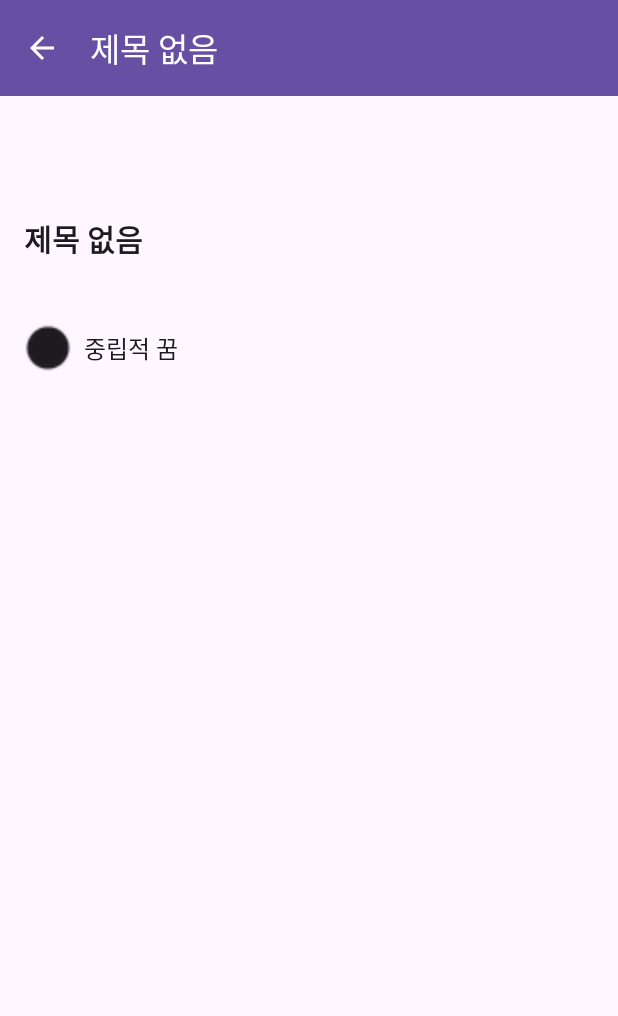
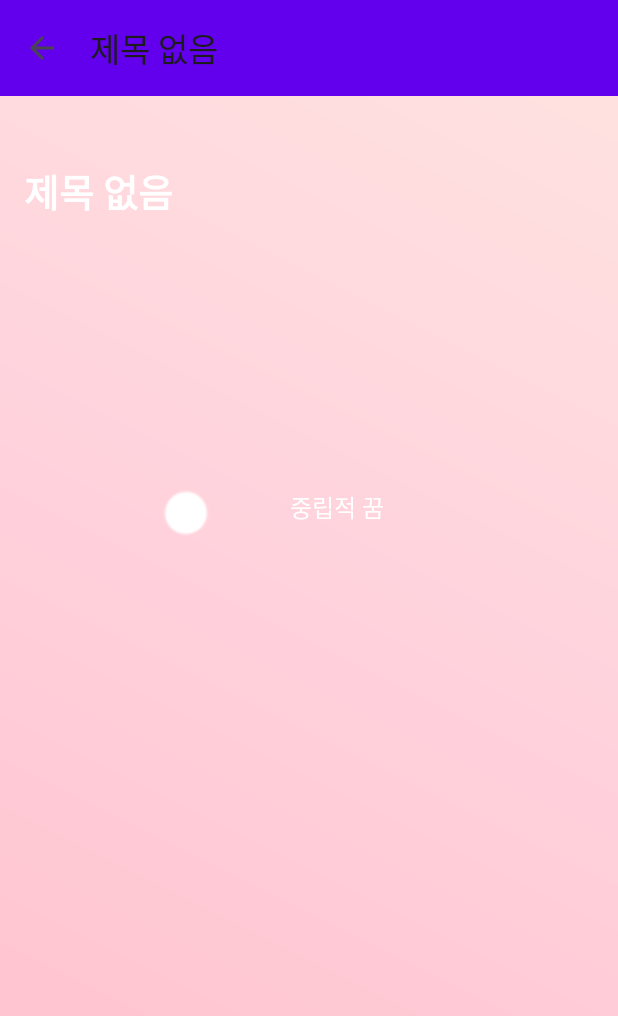
Before and after one commit to jihun4452/android_final_202010058, an Android app: the DetailActivity screen opened directly, with no data from a screen before it, on a phone screen of 412 x 824 dp. Shown: the top 1016 px of the screen. Run offline under Robolectric (Android 15) with nearby library versions, the phone set to English and light mode, and no system bars.

```diff
--- a/app/src/main/java/com/example/dreamapp/ui/DetailActivity.java
+++ b/app/src/main/java/com/example/dreamapp/ui/DetailActivity.java
@@ -64,7 +64,6 @@ public class DetailActivity extends AppCompatActivity {
 			getSupportActionBar().setTitle(title);
 		}
 
-		// 본문 및 타입 레이블 설정
 		tvDreamTitle.setText(title);
 		tvDreamContent.setText(content);
 
@@ -98,9 +97,7 @@ public class DetailActivity extends AppCompatActivity {
 		tvDreamType.setText(typeLabel);
 		ivTypeIcon.setImageResource(getIconResForType(type));
 
-		// 해몽 표시
 		if (showDesc) {
-			// 필요 시 저장된 Dream 객체 전달 또는 새로 생성
 			String explanation = DreamInterpreter.interpret(new Dream(title, content, type, true));
 			tvInterpretation.setText(explanation);
 			tvInterpretation.setVisibility(View.VISIBLE);
--- a/app/src/main/java/com/example/dreamapp/ui/MainActivity.java
+++ b/app/src/main/java/com/example/dreamapp/ui/MainActivity.java
@@ -33,7 +33,7 @@ public class MainActivity extends AppCompatActivity {
 		EdgeToEdge.enable(this);
 		setContentView(R.layout.activity_main);
 
-		ViewCompat.setOnApplyWindowInsetsListener(findViewById(R.id.main), (v, insets) -> {
+		ViewCompat.setOnApplyWindowInsetsListener(findViewById(R.id.main_constraint), (v, insets) -> {
 			Insets bars = insets.getInsets(WindowInsetsCompat.Type.systemBars());
 			v.setPadding(bars.left, bars.top, bars.right, bars.bottom);
 			return insets;
--- a/app/src/main/res/layout/activity_detail.xml
+++ b/app/src/main/res/layout/activity_detail.xml
@@ -1,95 +1,89 @@
 <?xml version="1.0" encoding="utf-8"?>
-<androidx.coordinatorlayout.widget.CoordinatorLayout
+<androidx.constraintlayout.widget.ConstraintLayout
         xmlns:android="http://schemas.android.com/apk/res/android"
         xmlns:app="http://schemas.android.com/apk/res-auto"
-        xmlns:tools="http://schemas.android.com/tools"
         android:id="@+id/detail_root"
         android:layout_width="match_parent"
         android:layout_height="match_parent"
-        tools:context=".ui.DetailActivity">
+        android:background="@drawable/bg_dream_gradient">
 
-    <com.google.android.material.appbar.AppBarLayout
-            android:id="@+id/appbar"
-            android:layout_width="match_parent"
+    <!-- 툴바 -->
+    <androidx.appcompat.widget.Toolbar
+            android:id="@+id/toolbar_detail"
+            android:layout_width="0dp"
             android:layout_height="?attr/actionBarSize"
-            android:background="?attr/colorPrimary"
-            android:theme="@style/ThemeOverlay.AppCompat.Dark.ActionBar">
-
-        <com.google.android.material.appbar.MaterialToolbar
-                android:id="@+id/toolbar_detail"
-                android:layout_width="match_parent"
-                android:layout_height="match_parent"
-                app:navigationIconTint="@android:color/white"
-                app:popupTheme="@style/ThemeOverlay.AppCompat.Light"
-                app:contentInsetStartWithNavigation="16dp"
-        />
-    </com.google.android.material.appbar.AppBarLayout>
-
-    <androidx.core.widget.NestedScrollView
-            android:layout_width="match_parent"
-            android:layout_height="match_parent"
-            app:layout_behavior="@string/appbar_scrolling_view_behavior"
-            android:padding="16dp"
-            android:clipToPadding="false"
-            android:fitsSystemWindows="true"
-            android:layout_marginTop="?attr/actionBarSize">
-
-        <LinearLayout
-                android:layout_width="match_parent"
-                android:layout_height="wrap_content"
-                android:orientation="vertical">
+            android:background="#6200EE"
+            android:titleTextColor="@android:color/white"
+            app:layout_constraintTop_toTopOf="parent"
+            app:layout_constraintStart_toStartOf="parent"
+            app:layout_constraintEnd_toEndOf="parent"/>
 
     <!-- 제목 -->
+
+    <!-- 내용 -->
+
+    <!-- 아이콘 -->
+
+    <!-- 타입 텍스트 -->
+
+    <!-- 해몽 -->
     <TextView
             android:id="@+id/tvDreamTitle"
-                    android:layout_width="match_parent"
+            android:layout_width="0dp"
             android:layout_height="wrap_content"
-                    android:textSize="20sp"
+            android:textSize="25dp"
             android:textStyle="bold"
-                    android:paddingBottom="8dp"
-                    android:textColor="?android:textColorPrimary" />
-
-            <!-- 내용 -->
+            android:textColor="@android:color/white"
+            android:paddingStart="16dp"
+            android:paddingEnd="16dp"
+            app:layout_constraintTop_toBottomOf="@id/toolbar_detail"
+            app:layout_constraintStart_toStartOf="parent"
+            app:layout_constraintEnd_toEndOf="parent"
+            app:layout_constraintHorizontal_bias="0.0" android:layout_marginTop="44dp"/>
     <TextView
             android:id="@+id/tvDreamContent"
-                    android:layout_width="match_parent"
+            android:layout_width="0dp"
             android:layout_height="wrap_content"
+            android:textSize="20dp"
+            android:textColor="@android:color/white"
+            android:paddingStart="16dp"
+            android:paddingEnd="16dp"
+            android:layout_marginTop="56dp"
+            app:layout_constraintTop_toBottomOf="@id/tvDreamTitle"
+            app:layout_constraintStart_toStartOf="parent"
+            app:layout_constraintEnd_toEndOf="parent" app:layout_constraintHorizontal_bias="0.0"/>
+    <TextView
+            android:id="@+id/tvDreamType"
+            android:layout_width="107dp"
+            android:layout_height="30dp"
             android:textSize="16sp"
-                    android:layout_marginBottom="12dp"
-                    android:textColor="?android:textColorSecondary" />
-
-            <LinearLayout
-                    android:layout_width="wrap_content"
-                    android:layout_height="wrap_content"
-                    android:orientation="horizontal"
-                    android:layout_marginBottom="12dp"
-                    android:gravity="center_vertical">
-
+            android:textColor="@android:color/white"
+            android:layout_marginStart="8dp"
+            app:layout_constraintTop_toBottomOf="@id/tvDreamContent"
+            app:layout_constraintStart_toEndOf="@id/ivTypeIcon"
+            app:layout_constraintEnd_toEndOf="parent" android:layout_marginTop="96dp"
+            app:layout_constraintHorizontal_bias="0.288"/>
     <ImageView
             android:id="@+id/ivTypeIcon"
             android:layout_width="32dp"
             android:layout_height="32dp"
-                        android:tint="?android:textColorPrimary"
-                        android:contentDescription="" />
-
-                <TextView
-                        android:id="@+id/tvDreamType"
-                        android:layout_width="wrap_content"
-                        android:layout_height="wrap_content"
-                        android:layout_marginStart="8dp"
-                        android:textSize="16sp"
-                        android:textColor="?android:textColorPrimary" />
-            </LinearLayout>
-
-            <!-- 해몽 설명 (필요 시 보이게) -->
+            android:tint="@android:color/white"
+            app:layout_constraintTop_toBottomOf="@id/tvDreamContent"
+            app:layout_constraintStart_toStartOf="parent"
+            android:layout_marginStart="108dp" android:layout_marginTop="96dp"/>
     <TextView
             android:id="@+id/tvInterpretation"
-                    android:layout_width="match_parent"
+            android:layout_width="0dp"
             android:layout_height="wrap_content"
             android:textSize="16sp"
+            android:textColor="@android:color/white"
             android:visibility="gone"
-                    android:textColor="?android:textColorSecondary" />
-
-        </LinearLayout>
-    </androidx.core.widget.NestedScrollView>
-</androidx.coordinatorlayout.widget.CoordinatorLayout>
+            android:paddingStart="16dp"
+            android:paddingEnd="16dp"
+            android:layout_marginTop="12dp"
+            android:layout_marginBottom="16dp"
+            app:layout_constraintTop_toBottomOf="@id/tvDreamType"
+            app:layout_constraintStart_toStartOf="parent"
+            app:layout_constraintEnd_toEndOf="parent"
+            app:layout_constraintBottom_toBottomOf="parent"/>
+</androidx.constraintlayout.widget.ConstraintLayout>
```
Also changed, not shown: app/src/main/java/com/example/dreamapp/ui/NewDreamActivity.java (+5 -7 lines), app/src/main/res/layout/activity_main.xml (+28 -25 lines), app/src/main/res/layout/activity_new_dream.xml (+33 -29 lines). Lines whose indentation alone changed are shown as unchanged.
